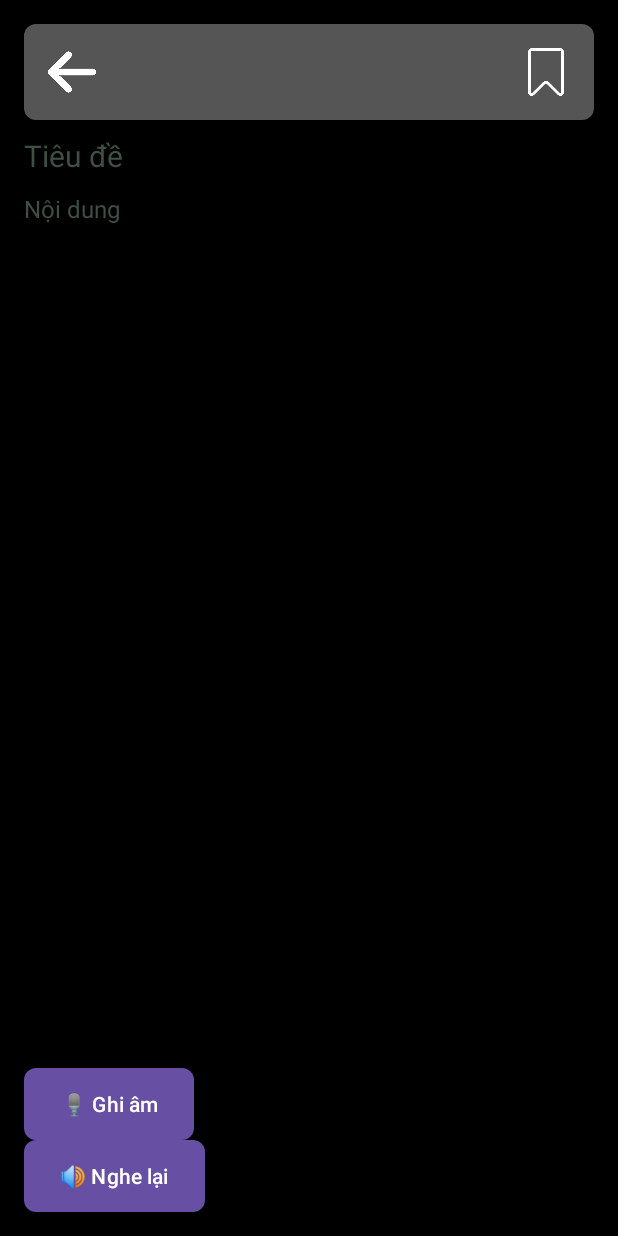
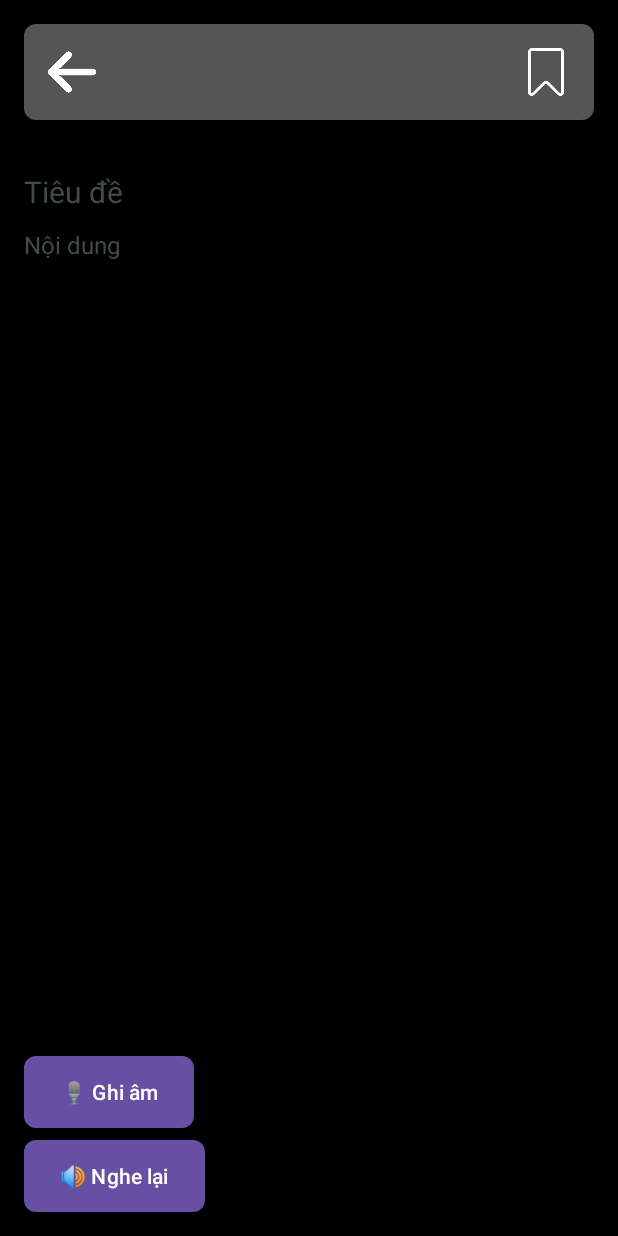
Before and after one commit to thelinh2711/appnote, an Android app: the AddEditNoteActivity screen opened directly, with no data from a screen before it, on a phone screen of 412 x 824 dp. Run offline under Robolectric (Android 15) with nearby library versions, the phone set to English and light mode, and no system bars.

Commit message:
update AddEditNoteActivity.kt

```diff
--- a/app/build.gradle.kts
+++ b/app/build.gradle.kts
@@ -1,6 +1,7 @@
 plugins {
     alias(libs.plugins.android.application)
     alias(libs.plugins.kotlin.android)
+    id("org.jetbrains.kotlin.kapt")
 }
 
 android {
@@ -51,4 +52,6 @@ dependencies {
     testImplementation(libs.junit)
     androidTestImplementation(libs.androidx.junit)
     androidTestImplementation(libs.androidx.espresso.core)
+    kapt("androidx.room:room-compiler:2.6.1")
+
 }
--- a/app/src/main/java/com/example/appnote/ui/AddEditNoteActivity.kt
+++ b/app/src/main/java/com/example/appnote/ui/AddEditNoteActivity.kt
@@ -3,6 +3,7 @@ package com.example.appnote.ui
 import android.os.Bundle
 import android.widget.EditText
 import android.widget.ImageButton
+import android.widget.Toast
 import androidx.activity.enableEdgeToEdge
 import androidx.appcompat.app.AppCompatActivity
 import androidx.core.view.ViewCompat
@@ -23,6 +24,18 @@ class AddEditNoteActivity : AppCompatActivity() {
     }
 
     private fun initView() {
+        etTitle = findViewById(R.id.etTitle)
+        etContent = findViewById(R.id.etContent)
+        btnSave = findViewById(R.id.btnSave)
+        btnBack = findViewById(R.id.btnBack)
 
+        btnSave.setOnClickListener {
+            val title = etTitle.text.toString().trim()
+            val content = etContent.text.toString().trim()
+
+            if(title.isEmpty() && content.isEmpty()){
+                Toast.makeText(this, "Vui lòng nhập tiêu đề hoặc nội dung", Toast.LENGTH_SHORT).show()
+            }
+        }
     }
 }
--- a/app/src/main/res/layout/activity_add_edit_note.xml
+++ b/app/src/main/res/layout/activity_add_edit_note.xml
@@ -66,7 +66,7 @@
         app:layout_constraintTop_toBottomOf="@id/headerBar"
         app:layout_constraintStart_toStartOf="parent"
         app:layout_constraintEnd_toEndOf="parent"
-        app:layout_constraintMarginTop="24dp" />
+        android:layout_marginTop="24dp" />
 
     <!-- Nội dung ghi chú -->
     <EditText
@@ -97,7 +97,7 @@
         android:background="@drawable/bg_gray_rounded"
         app:layout_constraintBottom_toTopOf="@+id/btnPlay"
         app:layout_constraintStart_toStartOf="parent"
-        app:layout_constraintBottom_margin="8dp" />
+        android:layout_marginBottom="8dp" />
 
     <!-- Nút phát lại -->
     <Button
```
Also changed, not shown: app/src/main/AndroidManifest.xml (+6 -9 lines), app/src/main/java/com/example/appnote/MainActivity.kt (+24 -22 lines).
